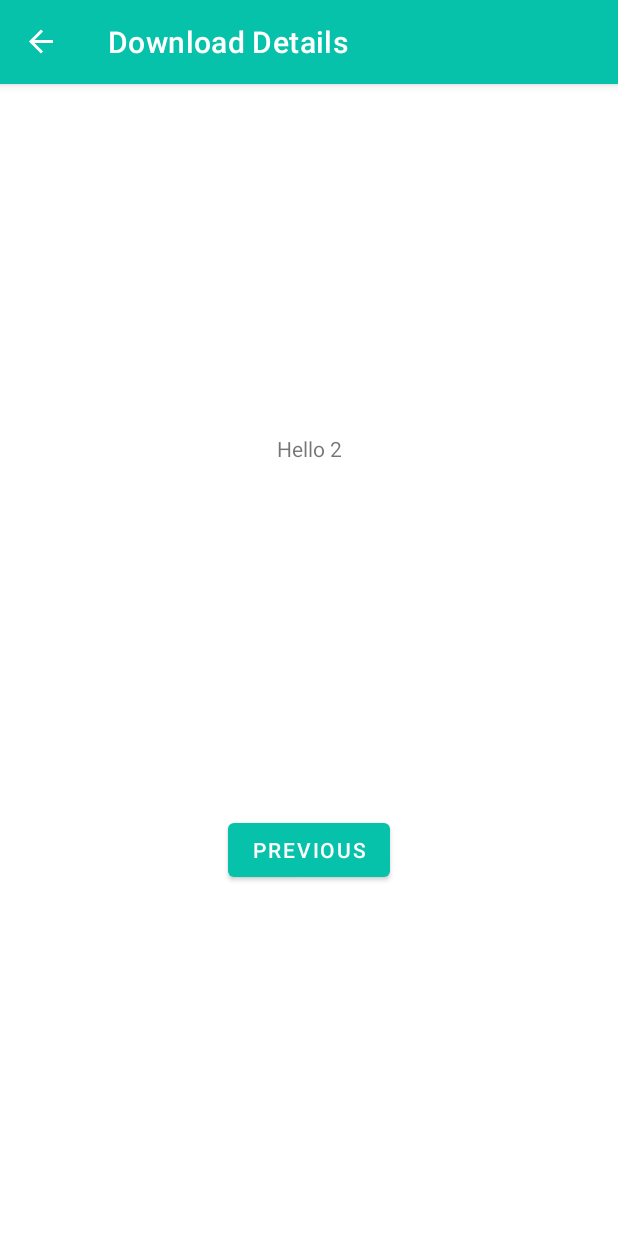
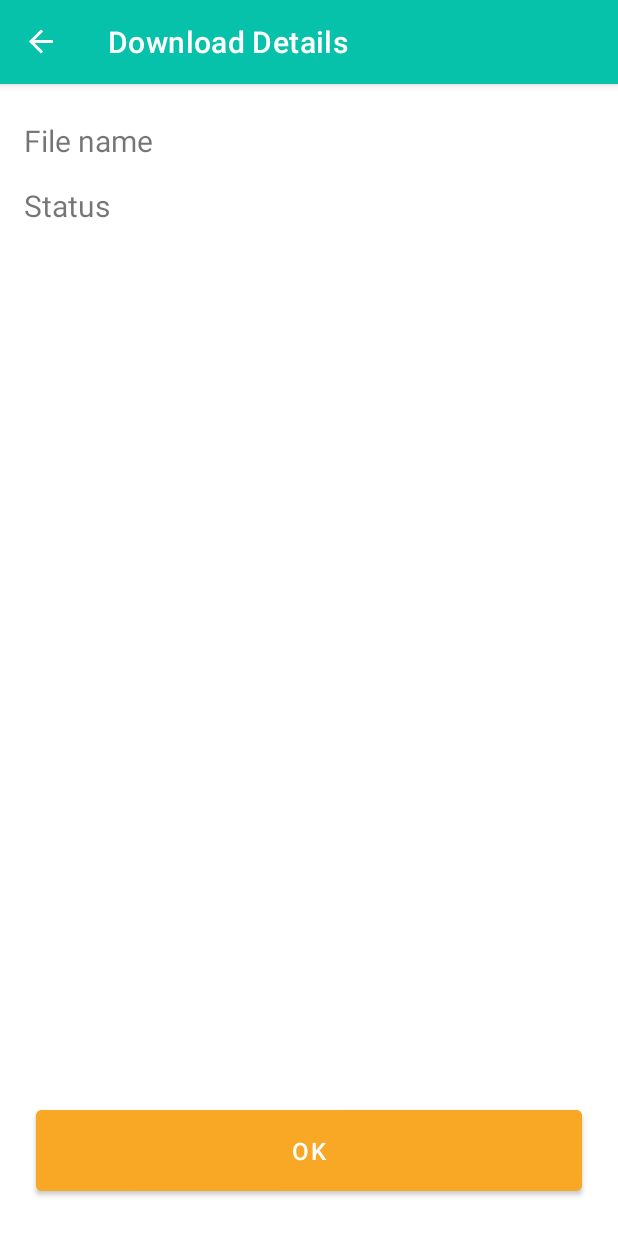
Before and after one commit to Abdallah-Abdelazim/nd940-app-loading-status-android, an Android app: the DownloadDetailsFragment screen opened through its navigation route, on a phone screen of 412 x 824 dp. Run offline under Robolectric (Android 15) with nearby library versions, the phone set to English and light mode, and no system bars; our stand-ins replace navigation-ui; libraries missing offline, so code that uses them is left out: permissions.dispatcher.

Commit message:
Finish UI of `DownloadDetailsFragment`

```diff
--- a/app/src/main/java/com/abdallah_abdelazim/loadapp/ui/details/DownloadDetailsFragment.kt
+++ b/app/src/main/java/com/abdallah_abdelazim/loadapp/ui/details/DownloadDetailsFragment.kt
@@ -1,17 +1,31 @@
 package com.abdallah_abdelazim.loadapp.ui.details
 
+import android.app.NotificationManager
 import android.os.Bundle
 import android.view.LayoutInflater
 import android.view.View
 import android.view.ViewGroup
+import androidx.core.content.ContextCompat
+import androidx.core.os.bundleOf
 import androidx.fragment.app.Fragment
 import androidx.navigation.fragment.findNavController
 import com.abdallah_abdelazim.loadapp.databinding.FragmentDownloadDetailsBinding
+import com.abdallah_abdelazim.loadapp.ui.download.DownloadFragment
 
 class DownloadDetailsFragment : Fragment() {
 
     private var _binding: FragmentDownloadDetailsBinding? = null
     private val binding get() = _binding!!
+
+    private lateinit var downloadStatus: String
+    private lateinit var downloadFileName: String
+
+    override fun onCreate(savedInstanceState: Bundle?) {
+        super.onCreate(savedInstanceState)
+
+        downloadStatus = arguments?.getString(ARG_DOWNLOAD_STATUS) ?: ""
+        downloadFileName = arguments?.getString(ARG_DOWNLOAD_FILE_NAME) ?: ""
+    }
 
     override fun onCreateView(
         inflater: LayoutInflater, container: ViewGroup?,
@@ -26,11 +40,32 @@ class DownloadDetailsFragment : Fragment() {
     override fun onViewCreated(view: View, savedInstanceState: Bundle?) {
         super.onViewCreated(view, savedInstanceState)
 
-        binding.buttonSecond.setOnClickListener {
+        clearNotifications()
+        bindDataToUi()
+        setupUiListeners()
+    }
+
+    private fun bindDataToUi() {
+        binding.tvFileName.text = downloadFileName
+        binding.tvDownloadStatus.text = downloadStatus
+    }
+
+    private fun setupUiListeners() {
+
+        binding.btnOk.setOnClickListener {
             findNavController().navigate(
                 DownloadDetailsFragmentDirections.actionDownloadDetailsFragmentToDownloadFragment()
             )
         }
+    }
+
+    private fun clearNotifications() {
+        val notificationManager = ContextCompat.getSystemService(
+            requireContext(),
+            NotificationManager::class.java
+        )!!
+
+        notificationManager.cancel(DownloadFragment.DOWNLOAD_NOTIFICATION_ID)
     }
 
     override fun onDestroyView() {
@@ -40,8 +75,15 @@ class DownloadDetailsFragment : Fragment() {
 
     companion object {
 
-        const val ARG_DOWNLOAD_STATUS = "arg_download_status"
-        const val ARG_DOWNLOAD_FILE_NAME = "arg_download_file_name"
+        private const val ARG_DOWNLOAD_STATUS = "arg_download_status"
+        private const val ARG_DOWNLOAD_FILE_NAME = "arg_download_file_name"
+
+        fun createArgsBundle(downloadStatus: String, downloadFileName: String): Bundle {
+            return bundleOf(
+                ARG_DOWNLOAD_STATUS to downloadStatus,
+                ARG_DOWNLOAD_FILE_NAME to downloadFileName
+            )
+        }
 
     }
 }
--- a/app/src/main/java/com/abdallah_abdelazim/loadapp/ui/download/DownloadFragment.kt
+++ b/app/src/main/java/com/abdallah_abdelazim/loadapp/ui/download/DownloadFragment.kt
@@ -17,7 +17,6 @@ import android.widget.Toast
 import androidx.annotation.IdRes
 import androidx.core.app.NotificationCompat
 import androidx.core.content.ContextCompat.*
-import androidx.core.os.bundleOf
 import androidx.fragment.app.Fragment
 import androidx.navigation.NavDeepLinkBuilder
 import com.abdallah_abdelazim.loadapp.R
@@ -152,15 +151,15 @@ class DownloadFragment : Fragment() {
             else -> getString(R.string.download_status_unknown)
         }
 
-        val args = bundleOf(
-            DownloadDetailsFragment.ARG_DOWNLOAD_STATUS to status,
-            DownloadDetailsFragment.ARG_DOWNLOAD_FILE_NAME to currentDownloadFileOptionName
-        )
-
         val pendingIntent = NavDeepLinkBuilder(requireContext())
             .setGraph(R.navigation.nav_graph)
             .setDestination(R.id.DownloadDetailsFragment)
-            .setArguments(args)
+            .setArguments(
+                DownloadDetailsFragment.createArgsBundle(
+                    status,
+                    currentDownloadFileOptionName
+                )
+            )
             .createPendingIntent()
 
         // Build the notification
--- a/app/src/main/res/layout/fragment_download_details.xml
+++ b/app/src/main/res/layout/fragment_download_details.xml
@@ -7,22 +7,58 @@
     tools:context=".ui.details.DownloadDetailsFragment">
 
     <TextView
-        android:id="@+id/textview_second"
-        android:layout_width="wrap_content"
+        android:id="@+id/tv_label_file_name"
+        style="@style/DownloadDetailLabel"
+        android:layout_width="0dp"
         android:layout_height="wrap_content"
-        android:text="Hello 2"
-        app:layout_constraintBottom_toTopOf="@id/button_second"
-        app:layout_constraintEnd_toEndOf="parent"
+        android:layout_marginTop="24dp"
+        android:text="@string/download_file_name_label"
+        app:layout_constraintEnd_toStartOf="@id/tv_file_name"
         app:layout_constraintStart_toStartOf="parent"
         app:layout_constraintTop_toTopOf="parent" />
 
+    <TextView
+        android:id="@+id/tv_file_name"
+        style="@style/DownloadDetailText"
+        android:layout_width="0dp"
+        android:layout_height="wrap_content"
+        app:layout_constraintEnd_toEndOf="parent"
+        app:layout_constraintStart_toEndOf="@id/tv_label_file_name"
+        app:layout_constraintTop_toTopOf="@id/tv_label_file_name"
+        tools:text="The file name will appear here" />
+
+    <TextView
+        android:id="@+id/tv_label_download_status"
+        style="@style/DownloadDetailLabel"
+        android:layout_width="0dp"
+        android:layout_height="wrap_content"
+        android:layout_marginTop="16dp"
+        android:text="@string/download_status_label"
+        app:layout_constraintEnd_toStartOf="@id/tv_download_status"
+        app:layout_constraintStart_toStartOf="parent"
+        app:layout_constraintTop_toBottomOf="@id/tv_file_name" />
+
+    <TextView
+        android:id="@+id/tv_download_status"
+        style="@style/DownloadDetailText"
+        android:layout_width="0dp"
+        android:layout_height="wrap_content"
+        app:layout_constraintEnd_toEndOf="parent"
+        app:layout_constraintStart_toEndOf="@id/tv_label_download_status"
+        app:layout_constraintTop_toTopOf="@id/tv_label_download_status"
+        tools:text="Success" />
+
     <Button
-        android:id="@+id/button_second"
-        android:layout_width="wrap_content"
+        android:id="@+id/btn_ok"
+        android:layout_width="0dp"
         android:layout_height="wrap_content"
-        android:text="Previous"
+        android:layout_margin="24dp"
+        android:backgroundTint="?colorSecondary"
+        android:padding="16dp"
+        android:text="@string/ok"
+        android:textSize="16sp"
         app:layout_constraintBottom_toBottomOf="parent"
         app:layout_constraintEnd_toEndOf="parent"
-        app:layout_constraintStart_toStartOf="parent"
-        app:layout_constraintTop_toBottomOf="@id/textview_second" />
+        app:layout_constraintStart_toStartOf="parent" />
+
 </androidx.constraintlayout.widget.ConstraintLayout>
--- a/app/src/main/res/values/strings.xml
+++ b/app/src/main/res/values/strings.xml
@@ -25,4 +25,8 @@
     <string name="download_notification_title">Download completed</string>
     <string name="download_notification_button_text">Check the status</string>
 
+    <string name="download_file_name_label">File name</string>
+    <string name="download_status_label">Status</string>
+    <string name="ok">OK</string>
+
 </resources>
--- a/app/src/main/res/values/styles.xml
+++ b/app/src/main/res/values/styles.xml
@@ -6,4 +6,17 @@
         <item name="android:layout_marginBottom">16dp</item>
     </style>
 
+    <style name="DownloadDetailLabel">
+        <item name="android:textSize">20sp</item>
+        <item name="android:layout_marginStart">16dp</item>
+        <item name="android:layout_marginEnd">8dp</item>
+    </style>
+
+    <style name="DownloadDetailText">
+        <item name="android:textSize">20sp</item>
+        <item name="android:textColor">?colorPrimaryVariant</item>
+        <item name="android:layout_marginStart">8dp</item>
+        <item name="android:layout_marginEnd">24dp</item>
+    </style>
+
 </resources>
```
